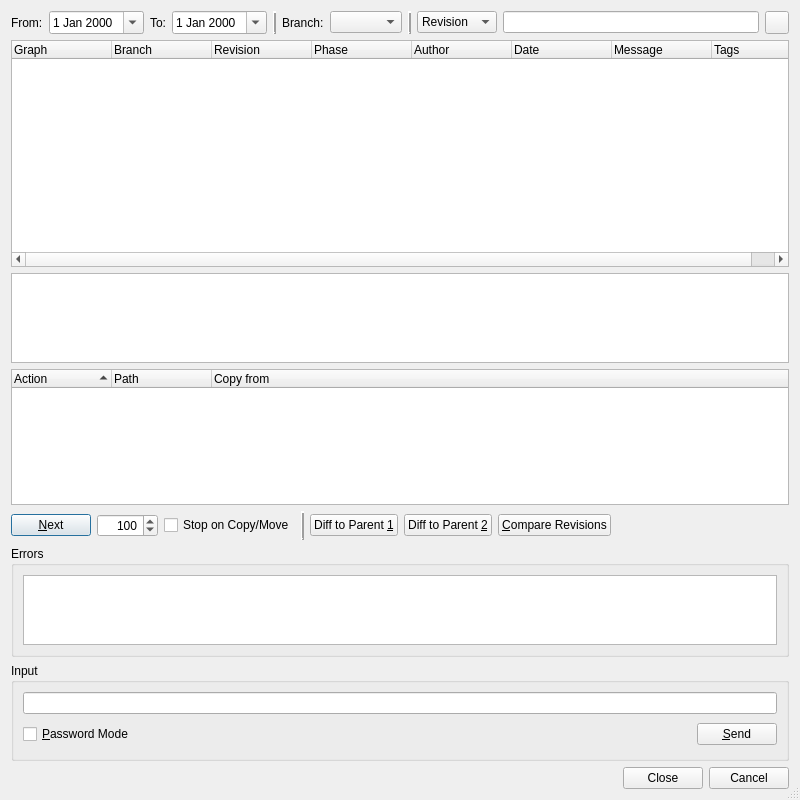
Before: the Qt Designer form Plugins/VcsPlugins/vcsMercurial/HgLogBrowserDialog.ui in testmana2/test, drawn with Qt 5.
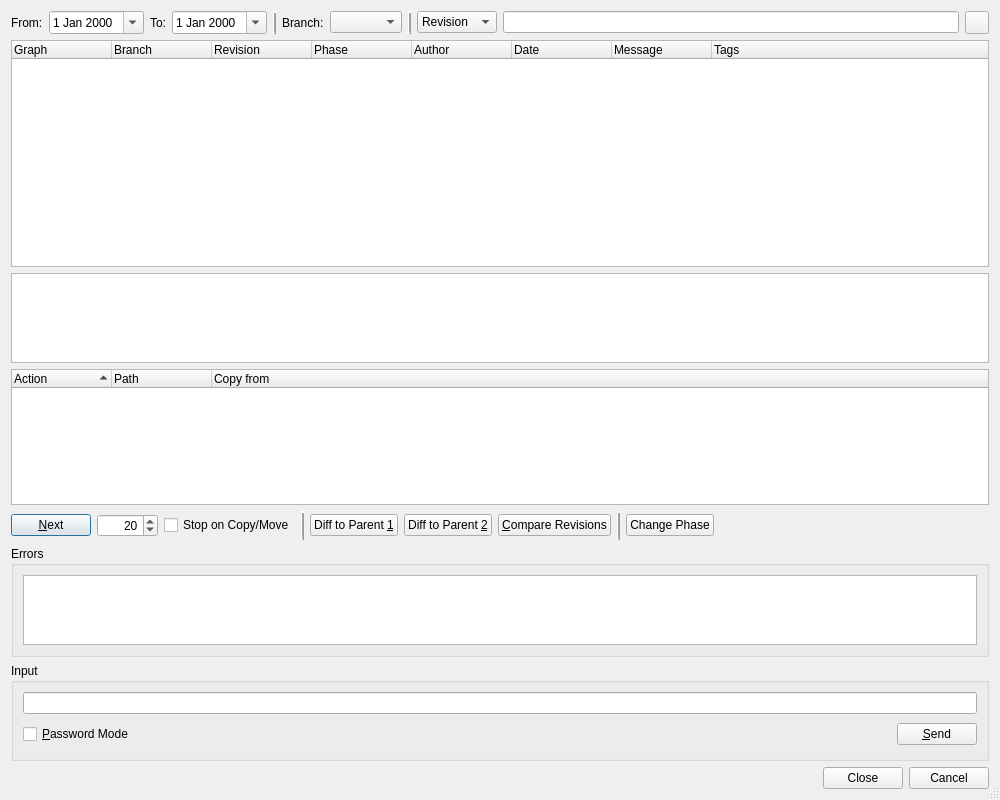
After: the same form once the commit is applied.

Commit message: Added capability to change the phase of changesets to the project VCS menu and the Mercurial log-browser.

```diff
--- a/Plugins/VcsPlugins/vcsMercurial/HgLogBrowserDialog.ui
+++ b/Plugins/VcsPlugins/vcsMercurial/HgLogBrowserDialog.ui
@@ -6,7 +6,7 @@
    <rect>
     <x>0</x>
     <y>0</y>
-    <width>800</width>
+    <width>1000</width>
     <height>800</height>
    </rect>
   </property>
@@ -279,7 +279,7 @@
         <number>10000</number>
        </property>
        <property name="value">
-        <number>100</number>
+        <number>20</number>
        </property>
       </widget>
      </item>
@@ -336,6 +336,33 @@
        </property>
       </widget>
      </item>
+     <item>
+      <widget class="Line" name="phaseLine">
+       <property name="frameShadow">
+        <enum>QFrame::Raised</enum>
+       </property>
+       <property name="lineWidth">
+        <number>2</number>
+       </property>
+       <property name="orientation">
+        <enum>Qt::Vertical</enum>
+       </property>
+      </widget>
+     </item>
+     <item>
+      <widget class="QPushButton" name="phaseButton">
+       <property name="toolTip">
+        <string>Change the phase of the selected revisions</string>
+       </property>
+       <property name="whatsThis">
+        <string>&lt;b&gt;Change Phase&lt;/b&gt;
+&lt;p&gt;This changes the phase of the selected revisions. The selected revisions have to have the same current phase.&lt;/p&gt;</string>
+       </property>
+       <property name="text">
+        <string>Change Phase</string>
+       </property>
+      </widget>
+     </item>
      <item>
       <spacer>
        <property name="orientation">
```
Left out of the diff: 1 changed line with no effect on the pictures. The commit also changes 24 other files.
